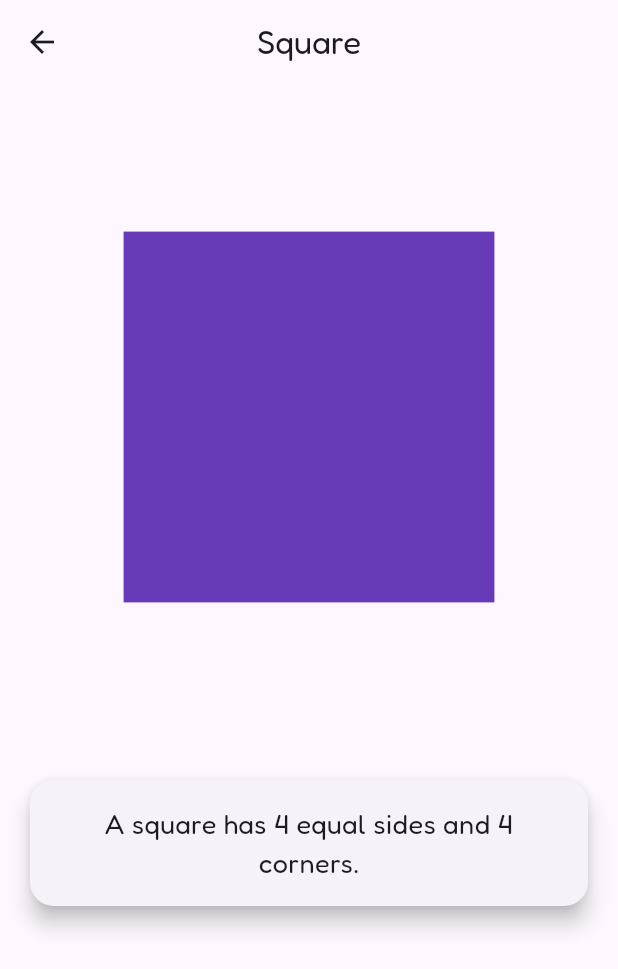
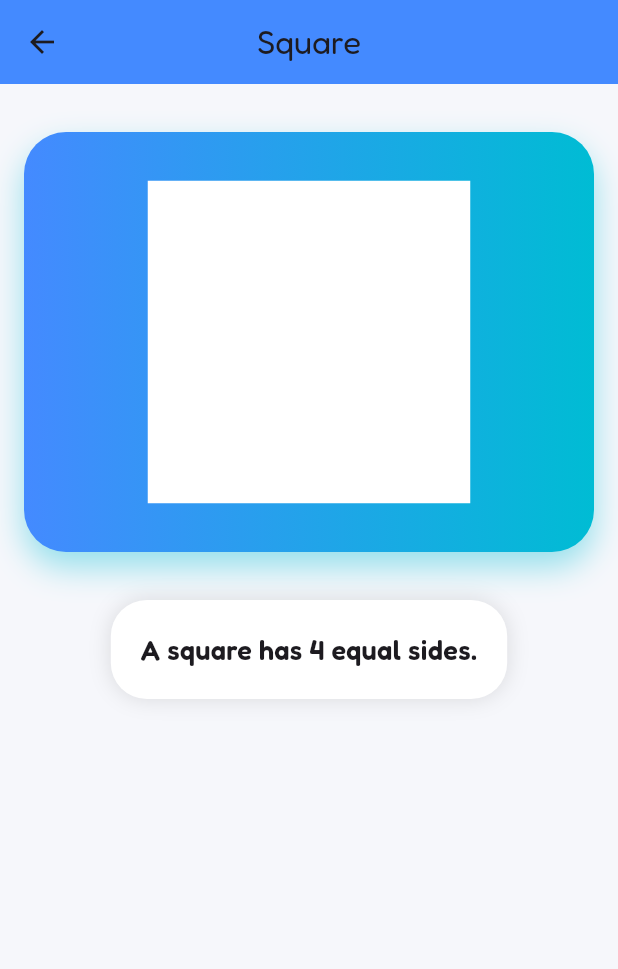
Before and after one commit to argadenil/zinzy, a Flutter app: the ShapesScreen screen opened directly, after a tap on "Square", on a phone screen of 412 x 824 dp. Shown: the top 969 px of the screen. Run offline on Flutter 3.47's test engine with Material 3 defaults, Android fonts, the phone set to English and light mode, and no system bars; our stand-ins replace audioplayers, camera, confetti, flutter_tts, google_fonts, lottie and 2 more; missing offline and left inert: flutter_3d_controller, hand_landmarker.

Commit message:
code added for shapes widgets

```diff
--- a/lib/screens/shapes/shapesscreen.dart
+++ b/lib/screens/shapes/shapesscreen.dart
@@ -1,97 +1,104 @@
 import 'package:flutter/material.dart';
 import 'package:flutter_3d_controller/flutter_3d_controller.dart';
 
-/// -------------------------------
+/// --------------------------------------------------
 /// DATA MODEL
-/// -------------------------------
+/// --------------------------------------------------
 class ShapeItem {
   final String name;
   final String description;
+  final bool is3D;
   final String? asset;
-  final bool is3D;
 
   ShapeItem({
     required this.name,
     required this.description,
     this.asset,
-    bool? is3D,
-  }) : is3D = is3D ?? false;
+    this.is3D = false,
+  });
 }
 
-/// -------------------------------
-/// SHAPES DATA (Class 1–4)
-/// -------------------------------
+/// --------------------------------------------------
+/// SHAPES DATA
+/// --------------------------------------------------
 final List<ShapeItem> shapesList = [
-  // 🔵 2D SHAPES
   ShapeItem(
     name: 'Circle',
-    description: 'A circle is a round 2D shape. It has no corners.',
-    is3D: false,
+    description: 'A circle is round. It has no corners.',
   ),
-  ShapeItem(
-    name: 'Square',
-    description: 'A square has 4 equal sides and 4 corners.',
-    is3D: false,
-  ),
-  ShapeItem(
-    name: 'Rectangle',
-    description:
-        'A rectangle has 4 sides and 4 corners. Opposite sides are equal.',
-    is3D: false,
-  ),
-  ShapeItem(
-    name: 'Triangle',
-    description: 'A triangle has 3 sides and 3 corners.',
-    is3D: false,
-  ),
-
-  // 🔷 3D SHAPES
+  ShapeItem(name: 'Square', description: 'A square has 4 equal sides.'),
+  ShapeItem(name: 'Rectangle', description: 'A rectangle has 4 sides.'),
+  ShapeItem(name: 'Triangle', description: 'A triangle has 3 sides.'),
   ShapeItem(
     name: 'Cube',
-    description: 'A cube is a 3D shape with 6 equal square faces.',
+    description: 'A cube has 6 square faces.',
     asset: 'assets/shapes/cube.glb',
     is3D: true,
   ),
   ShapeItem(
     name: 'Sphere',
-    description: 'A sphere is round like a ball. It has no edges or corners.',
+    description: 'A sphere is round like a ball.',
     asset: 'assets/shapes/sphere.glb',
     is3D: true,
   ),
   ShapeItem(
     name: 'Cone',
-    description: 'A cone has one circular base and a pointed top.',
+    description: 'A cone has a pointed top.',
     asset: 'assets/shapes/cone.glb',
     is3D: true,
   ),
   ShapeItem(
     name: 'Cylinder',
-    description: 'A cylinder has two circular faces and one curved surface.',
+    description: 'A cylinder has round ends.',
     asset: 'assets/shapes/cylinder.glb',
     is3D: true,
   ),
 ];
 
-/// -------------------------------
-/// SHAPES HOME SCREEN
-/// -------------------------------
+/// --------------------------------------------------
+/// COLOR THEMES
+/// --------------------------------------------------
+final Map<String, List<Color>> shapeGradients = {
+  'Circle': [Colors.pinkAccent, Colors.orangeAccent],
+  'Square': [Colors.blueAccent, Colors.cyan],
+  'Rectangle': [Colors.green, Colors.lightGreenAccent],
+  'Triangle': [Colors.deepPurple, Colors.purpleAccent],
+  'Cube': [Colors.indigo, Colors.blue],
+  'Sphere': [Colors.teal, Colors.cyan],
+  'Cone': [Colors.orange, Colors.deepOrange],
+  'Cylinder': [Colors.redAccent, Colors.pink],
+};
+
+/// --------------------------------------------------
+/// SHAPES SCREEN
+/// --------------------------------------------------
 class ShapesScreen extends StatelessWidget {
   const ShapesScreen({super.key});
 
   @override
   Widget build(BuildContext context) {
     return Scaffold(
-      appBar: AppBar(title: const Text('Shapes'), centerTitle: true),
+      backgroundColor: const Color(0xFFF6F7FB),
+      appBar: AppBar(
+        title: const Text('Fun Shapes 🎨'),
+        centerTitle: true,
+        elevation: 0,
+        backgroundColor: Colors.transparent,
+        foregroundColor: Colors.black,
+      ),
       body: GridView.builder(
-        padding: const EdgeInsets.all(16),
+        padding: const EdgeInsets.all(14),
         itemCount: shapesList.length,
         gridDelegate: const SliverGridDelegateWithFixedCrossAxisCount(
-          crossAxisCount: 2,
-          mainAxisSpacing: 16,
-          crossAxisSpacing: 16,
+          crossAxisCount: 3, // 👈 3 per row
+          mainAxisSpacing: 14,
+          crossAxisSpacing: 14,
+          childAspectRatio: 0.9,
         ),
         itemBuilder: (context, index) {
           final shape = shapesList[index];
+          final colors = shapeGradients[shape.name]!;
+
           return GestureDetector(
             onTap: () {
               Navigator.push(
@@ -101,31 +108,48 @@ class ShapesScreen extends StatelessWidget {
                 ),
               );
             },
-            child: Card(
-              elevation: 6,
-              shape: RoundedRectangleBorder(
-                borderRadius: BorderRadius.circular(16),
+            child: Container(
+              decoration: BoxDecoration(
+                gradient: LinearGradient(
+                  colors: colors,
+                  begin: Alignment.topLeft,
+                  end: Alignment.bottomRight,
+                ),
+                borderRadius: BorderRadius.circular(22),
+                boxShadow: [
+                  BoxShadow(
+                    color: colors.last.withOpacity(0.3),
+                    blurRadius: 10,
+                    offset: const Offset(0, 6),
+                  ),
+                ],
               ),
               child: Column(
                 mainAxisAlignment: MainAxisAlignment.center,
                 children: [
-                  shape.is3D
+                  /// SHAPE IMAGE / ICON
+                  SizedBox(
+                    height: 60,
+                    width: 60,
+                    child: shape.is3D
                         ? const Icon(
                             Icons.view_in_ar,
-                          size: 48,
-                          color: Colors.deepPurple,
+                            size: 40,
+                            color: Colors.white,
                           )
-                      : const Icon(
-                          Icons.category,
-                          size: 48,
-                          color: Colors.orange,
+                        : CustomPaint(painter: CardShapePainter(shape.name)),
                   ),
-                  const SizedBox(height: 12),
+
+                  const SizedBox(height: 8),
+
+                  /// SHAPE NAME
                   Text(
                     shape.name,
+                    textAlign: TextAlign.center,
                     style: const TextStyle(
-                      fontSize: 18,
+                      fontSize: 14,
                       fontWeight: FontWeight.bold,
+                      color: Colors.white,
                     ),
                   ),
                 ],
@@ -138,9 +162,9 @@ class ShapesScreen extends StatelessWidget {
   }
 }
 
-/// -------------------------------
-/// SHAPE DETAIL SCREEN
-/// -------------------------------
+/// --------------------------------------------------
+/// DETAIL SCREEN
+/// --------------------------------------------------
 class ShapeDetailScreen extends StatelessWidget {
   final ShapeItem shape;
 
@@ -148,36 +172,60 @@ class ShapeDetailScreen extends StatelessWidget {
 
   @override
   Widget build(BuildContext context) {
+    final colors = shapeGradients[shape.name]!;
+
     return Scaffold(
-      appBar: AppBar(title: Text(shape.name), centerTitle: true),
+      backgroundColor: const Color(0xFFF6F7FB),
+      appBar: AppBar(
+        title: Text(shape.name),
+        centerTitle: true,
+        backgroundColor: colors.first,
+      ),
       body: Column(
         children: [
           const SizedBox(height: 16),
 
-          /// 🔷 SHAPE VIEW
-          AspectRatio(
-            aspectRatio: 1,
+          /// SHAPE VIEW
+          Container(
+            margin: const EdgeInsets.all(16),
+            height: 280,
+            decoration: BoxDecoration(
+              gradient: LinearGradient(colors: colors),
+              borderRadius: BorderRadius.circular(28),
+              boxShadow: [
+                BoxShadow(
+                  color: colors.last.withOpacity(0.4),
+                  blurRadius: 18,
+                  offset: const Offset(0, 10),
+                ),
+              ],
+            ),
+            child: ClipRRect(
+              borderRadius: BorderRadius.circular(28),
               child: shape.is3D
                   ? Flutter3DViewer(src: shape.asset!, enableTouch: true)
-                : _TwoDShapeView(shapeName: shape.name),
+                  : TwoDShapeView(shapeName: shape.name),
+            ),
           ),
 
-          const SizedBox(height: 16),
-
-          /// 📘 SHAPE INFO
+          /// INFO CARD
           Padding(
             padding: const EdgeInsets.all(16),
-            child: Card(
-              elevation: 6,
-              shape: RoundedRectangleBorder(
-                borderRadius: BorderRadius.circular(16),
+            child: Container(
+              padding: const EdgeInsets.all(20),
+              decoration: BoxDecoration(
+                color: Colors.white,
+                borderRadius: BorderRadius.circular(24),
+                boxShadow: const [
+                  BoxShadow(color: Colors.black12, blurRadius: 12),
+                ],
               ),
-              child: Padding(
-                padding: const EdgeInsets.all(16),
               child: Text(
                 shape.description,
                 textAlign: TextAlign.center,
-                  style: const TextStyle(fontSize: 18),
+                style: const TextStyle(
+                  fontSize: 18,
+                  fontWeight: FontWeight.w600,
                 ),
               ),
             ),
@@ -188,50 +236,54 @@ class ShapeDetailScreen extends StatelessWidget {
   }
 }
 
-/// -------------------------------
-/// 2D SHAPES DRAWING
-/// -------------------------------
-class _TwoDShapeView extends StatelessWidget {
+/// --------------------------------------------------
+/// 2D SHAPE VIEW (DETAIL SCREEN)
+/// --------------------------------------------------
+class TwoDShapeView extends StatelessWidget {
   final String shapeName;
 
-  const _TwoDShapeView({required this.shapeName});
+  const TwoDShapeView({super.key, required this.shapeName});
 
   @override
   Widget build(BuildContext context) {
-    return CustomPaint(painter: _ShapePainter(shapeName), child: Container());
+    return CustomPaint(painter: ShapePainter(shapeName), child: Container());
   }
 }
 
-class _ShapePainter extends CustomPainter {
+/// --------------------------------------------------
+/// CARD SHAPE PAINTER
+/// --------------------------------------------------
+class CardShapePainter extends CustomPainter {
   final String shape;
 
-  _ShapePainter(this.shape);
+  CardShapePainter(this.shape);
 
   @override
   void paint(Canvas canvas, Size size) {
-    final paint = Paint()
-      ..color = Colors.deepPurple
-      ..style = PaintingStyle.fill;
+    final fill = Paint()..color = Colors.white;
+    final stroke = Paint()
+      ..color = Colors.white
+      ..style = PaintingStyle.stroke
+      ..strokeWidth = 4;
 
     final center = Offset(size.width / 2, size.height / 2);
     final w = size.width * 0.6;
-    final h = size.height * 0.6;
+    final h = size.height * 0.45;
 
     switch (shape) {
       case 'Circle':
-        canvas.drawCircle(center, w / 2, paint);
+        canvas.drawCircle(center, w / 2, fill);
+        canvas.drawCircle(center, w / 2, stroke);
         break;
       case 'Square':
-        canvas.drawRect(
-          Rect.fromCenter(center: center, width: w, height: w),
-          paint,
-        );
+        final r = Rect.fromCenter(center: center, width: w, height: w);
+        canvas.drawRect(r, fill);
+        canvas.drawRect(r, stroke);
         break;
       case 'Rectangle':
-        canvas.drawRect(
-          Rect.fromCenter(center: center, width: w, height: h),
-          paint,
-        );
+        final r = Rect.fromCenter(center: center, width: w, height: h);
+        canvas.drawRect(r, fill);
+        canvas.drawRect(r, stroke);
         break;
       case 'Triangle':
         final path = Path()
@@ -239,11 +291,63 @@ class _ShapePainter extends CustomPainter {
           ..lineTo(center.dx - w / 2, center.dy + h / 2)
           ..lineTo(center.dx + w / 2, center.dy + h / 2)
           ..close();
-        canvas.drawPath(path, paint);
+        canvas.drawPath(path, fill);
+        canvas.drawPath(path, stroke);
         break;
     }
   }
 
   @override
-  bool shouldRepaint(covariant CustomPainter oldDelegate) => false;
+  bool shouldRepaint(_) => false;
 }
+
+/// --------------------------------------------------
+/// DETAIL SCREEN SHAPE PAINTER
+/// --------------------------------------------------
+class ShapePainter extends CustomPainter {
+  final String shape;
+
+  ShapePainter(this.shape);
+
+  @override
+  void paint(Canvas canvas, Size size) {
+    final fill = Paint()..color = Colors.white;
+    final stroke = Paint()
+      ..color = Colors.white
+      ..style = PaintingStyle.stroke
+      ..strokeWidth = 6;
+
+    final center = Offset(size.width / 2, size.height / 2);
+    final w = size.width * 0.55;
+    final h = size.height * 0.55;
+
+    switch (shape) {
+      case 'Circle':
+        canvas.drawCircle(center, w / 2, fill);
+        canvas.drawCircle(center, w / 2, stroke);
+        break;
+      case 'Square':
+        final r = Rect.fromCenter(center: center, width: w, height: w);
+        canvas.drawRect(r, fill);
+        canvas.drawRect(r, stroke);
+        break;
+      case 'Rectangle':
+        final r = Rect.fromCenter(center: center, width: w, height: h);
+        canvas.drawRect(r, fill);
+        canvas.drawRect(r, stroke);
+        break;
+      case 'Triangle':
+        final path = Path()
+          ..moveTo(center.dx, center.dy - h / 2)
+          ..lineTo(center.dx - w / 2, center.dy + h / 2)
+          ..lineTo(center.dx + w / 2, center.dy + h / 2)
+          ..close();
+        canvas.drawPath(path, fill);
+        canvas.drawPath(path, stroke);
+        break;
+    }
+  }
+
+  @override
+  bool shouldRepaint(_) => false;
+}
```
Also changed, not shown: 3 other files. Lines whose indentation alone changed are shown as unchanged.
